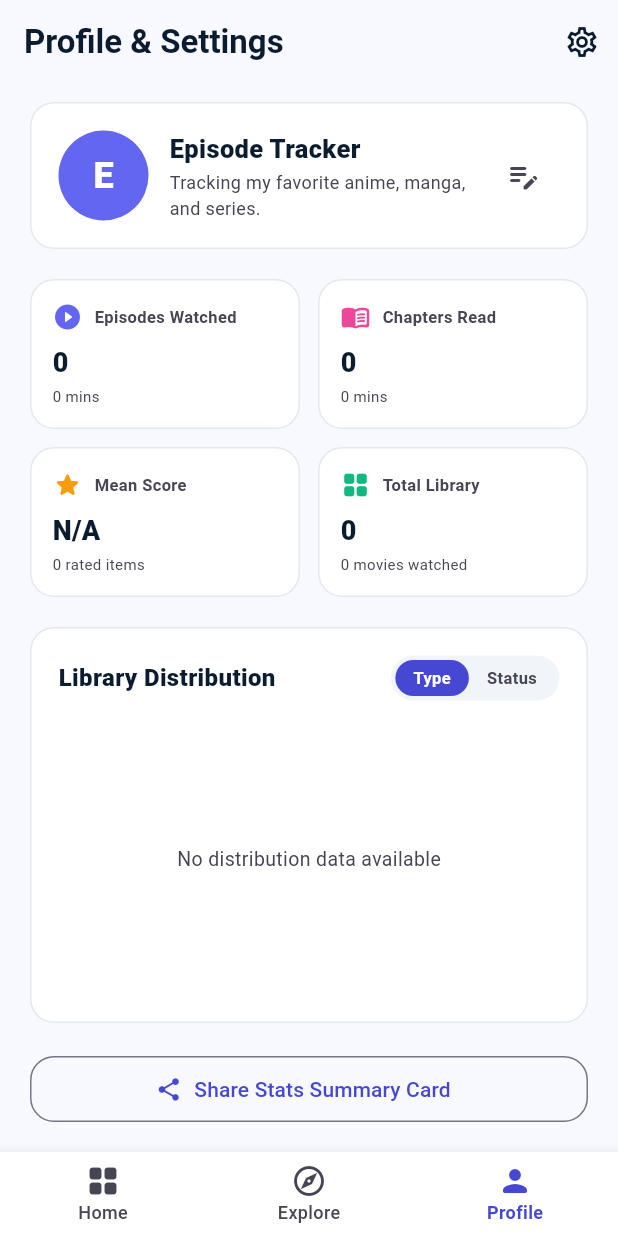
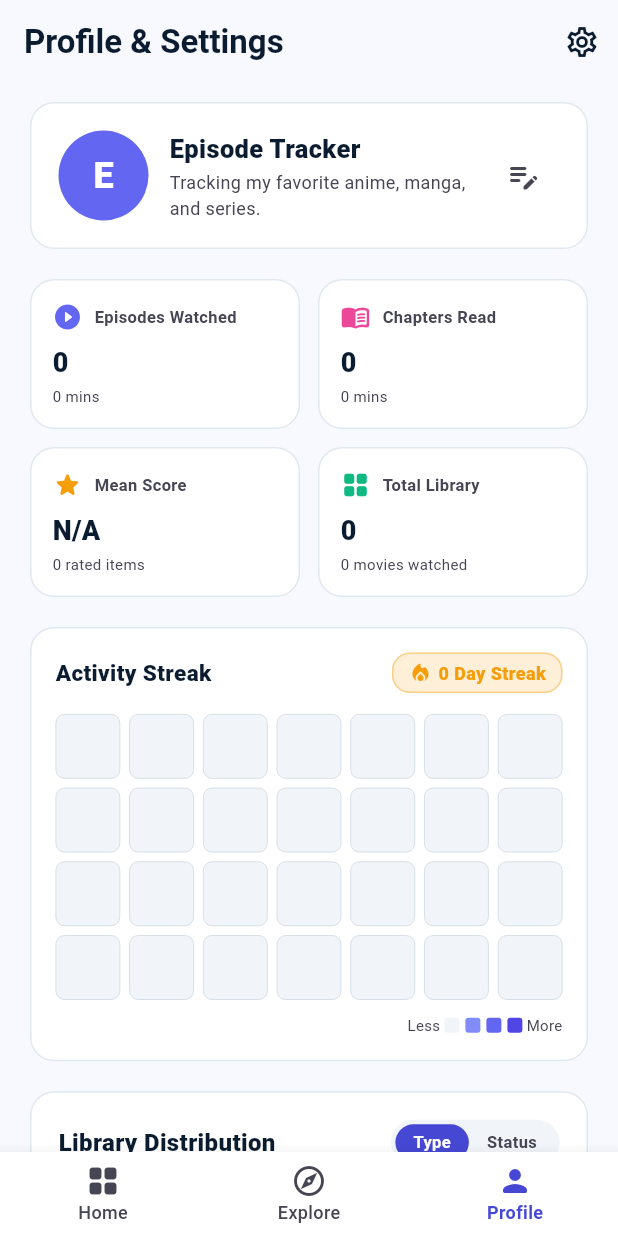
Before and after one commit to younes-qasempour/Episode, a Flutter app: the screen it shows after launch, item 3 of the bottom bar chosen, on a phone screen of 412 x 824 dp. Run offline on Flutter 3.47's test engine with Material 3 defaults, Android fonts, the phone set to English and light mode, and no system bars; our stand-ins replace connectivity_plus, device_info_plus, flutter_secure_storage, package_info_plus, shared_preferences, web; missing offline and left inert: dart:js_interop; accounts and stored records are empty; network calls fail; Roboto replaces fonts that are missing (Be Vietnam Pro, Plus Jakarta Sans).

Commit message:
feat: add smart collections, binge mode (+5/+10), activity streak heatmap, hero transitions, and shimmer skeleton

```diff
--- /dev/null
+++ b/lib/models/activity_log_entry.dart
@@ -0,0 +1,102 @@
+import 'dart:convert';
+
+/// Represents a single activity log entry recorded when progress is updated.
+class ActivityLogEntry {
+  final String id;
+  final String itemId;
+  final String itemTitle;
+  final String mediaType;
+  final int progressDelta;
+  final DateTime timestamp;
+
+  const ActivityLogEntry({
+    required this.id,
+    required this.itemId,
+    required this.itemTitle,
+    required this.mediaType,
+    required this.progressDelta,
+    required this.timestamp,
+  });
+
+  Map<String, dynamic> toJson() {
+    return {
+      'id': id,
+      'itemId': itemId,
+      'itemTitle': itemTitle,
+      'mediaType': mediaType,
+      'progressDelta': progressDelta,
+      'timestamp': timestamp.toUtc().toIso8601String(),
+    };
+  }
+
+  factory ActivityLogEntry.fromJson(Map<String, dynamic> json) {
+    return ActivityLogEntry(
+      id: json['id']?.toString() ?? '',
+      itemId: json['itemId']?.toString() ?? '',
+      itemTitle: json['itemTitle']?.toString() ?? 'Media Item',
+      mediaType: json['mediaType']?.toString() ?? 'anime',
+      progressDelta: json['progressDelta'] is int ? json['progressDelta'] as int : 1,
+      timestamp: json['timestamp'] != null
+          ? DateTime.tryParse(json['timestamp'].toString())?.toUtc() ?? DateTime.now().toUtc()
+          : DateTime.now().toUtc(),
+    );
+  }
+
+  String encode() => jsonEncode(toJson());
+
+  factory ActivityLogEntry.decode(String raw) {
+    return ActivityLogEntry.fromJson(jsonDecode(raw) as Map<String, dynamic>);
+  }
+}
+
+/// Computes daily contribution heatmap map (Date String -> Activity Count) and current streak.
+class StreakCalculator {
+  static Map<String, int> computeDailyActivity(List<ActivityLogEntry> logs) {
+    final Map<String, int> dailyCounts = {};
+    for (final log in logs) {
+      final key = _dateKey(log.timestamp.toLocal());
+      dailyCounts[key] = (dailyCounts[key] ?? 0) + log.progressDelta;
+    }
+    return dailyCounts;
+  }
+
+  static int calculateCurrentStreak(List<ActivityLogEntry> logs, {DateTime? now}) {
+    if (logs.isEmpty) return 0;
+    final today = now ?? DateTime.now();
+    final daily = computeDailyActivity(logs);
+
+    int streak = 0;
+    DateTime checkDate = today;
+
+    // Check today first; if no activity today, check yesterday
+    final todayKey = _dateKey(today);
+    final yesterdayKey = _dateKey(today.subtract(const Duration(days: 1)));
+
+    if (!daily.containsKey(todayKey) && !daily.containsKey(yesterdayKey)) {
+      return 0;
+    }
+
+    if (!daily.containsKey(todayKey)) {
+      checkDate = today.subtract(const Duration(days: 1));
+    }
+
+    while (true) {
+      final key = _dateKey(checkDate);
+      if (daily.containsKey(key) && daily[key]! > 0) {
+        streak++;
+        checkDate = checkDate.subtract(const Duration(days: 1));
+      } else {
+        break;
+      }
+    }
+
+    return streak;
+  }
+
+  static String _dateKey(DateTime date) {
+    final y = date.year.toString().padLeft(4, '0');
+    final m = date.month.toString().padLeft(2, '0');
+    final d = date.day.toString().padLeft(2, '0');
+    return '$y-$m-$d';
+  }
+}
--- a/lib/screens/main_navigation_screen.dart
+++ b/lib/screens/main_navigation_screen.dart
@@ -1,6 +1,7 @@
 import 'package:flutter/material.dart';
 import '../config/app_config.dart';
 import '../controllers/auth_controller.dart';
+import '../models/activity_log_entry.dart';
 import '../models/media_item.dart';
 import '../models/user_profile_data.dart';
 import '../repositories/auth_repository.dart';
@@ -56,6 +57,7 @@ class _MainNavigationScreenState extends State<MainNavigationScreen> {
 
   List<MediaItem> _items = [];
   UserProfileData _userProfile = const UserProfileData();
+  List<ActivityLogEntry> _activityLogs = [];
   bool _isLoading = true;
   String? _loadError = null;
 
@@ -136,10 +138,12 @@ class _MainNavigationScreenState extends State<MainNavigationScreen> {
     try {
       final loaded = await _storageRepository.loadMediaItems();
       final profile = await _storageRepository.loadUserProfileData();
+      final logs = await _storageRepository.loadActivityLogs();
       if (mounted) {
         setState(() {
           _items = loaded;
           _userProfile = profile;
+          _activityLogs = logs;
           _isLoading = false;
           _loadError = null;
         });
@@ -374,6 +378,7 @@ class _MainNavigationScreenState extends State<MainNavigationScreen> {
         onClearLibrary: _clearLibrary,
         mediaItems: _items,
         userProfile: _userProfile,
+        activityLogs: _activityLogs,
         onProfileUpdated: _saveProfileData,
         onItemTap: _openDetailScreen,
         onIncrementProgress: _incrementProgress,
--- a/lib/screens/profile_tab.dart
+++ b/lib/screens/profile_tab.dart
@@ -1,5 +1,6 @@
 import 'package:flutter/material.dart';
 import '../controllers/auth_controller.dart';
+import '../models/activity_log_entry.dart';
 import '../models/media_item.dart';
 import '../models/user_profile_data.dart';
 import '../services/sync_service.dart';
@@ -18,6 +19,7 @@ class ProfileTab extends StatelessWidget {
   final VoidCallback? onClearLibrary;
   final List<MediaItem> mediaItems;
   final UserProfileData userProfile;
+  final List<ActivityLogEntry> activityLogs;
   final ValueChanged<UserProfileData>? onProfileUpdated;
   final ValueChanged<MediaItem>? onItemTap;
   final ValueChanged<String>? onIncrementProgress;
@@ -35,6 +37,7 @@ class ProfileTab extends StatelessWidget {
     this.onClearLibrary,
     this.mediaItems = const [],
     this.userProfile = const UserProfileData(),
+    this.activityLogs = const [],
     this.onProfileUpdated,
     this.onItemTap,
     this.onIncrementProgress,
@@ -158,6 +161,7 @@ class ProfileTab extends StatelessWidget {
           ProfileStatsDashboard(
             mediaItems: mediaItems,
             userProfile: userProfile,
+            activityLogs: activityLogs,
             onProfileUpdated: onProfileUpdated,
             onItemTap: onItemTap,
             onIncrementProgress: onIncrementProgress,
--- a/lib/widgets/profile_stats_dashboard.dart
+++ b/lib/widgets/profile_stats_dashboard.dart
@@ -1,16 +1,19 @@
 import 'package:flutter/material.dart';
 import 'package:flutter/services.dart';
 
+import '../models/activity_log_entry.dart';
 import '../models/library_stats.dart';
 import '../models/media_item.dart';
 import '../models/user_profile_data.dart';
 import '../theme/app_theme.dart';
 import 'donut_chart.dart';
+import 'streak_heatmap.dart';
 
 /// Comprehensive Personal Analytics & Viewing Stats Dashboard.
 class ProfileStatsDashboard extends StatefulWidget {
   final List<MediaItem> mediaItems;
   final UserProfileData userProfile;
+  final List<ActivityLogEntry> activityLogs;
   final ValueChanged<UserProfileData>? onProfileUpdated;
   final ValueChanged<MediaItem>? onItemTap;
   final ValueChanged<String>? onIncrementProgress;
@@ -19,6 +22,7 @@ class ProfileStatsDashboard extends StatefulWidget {
     super.key,
     required this.mediaItems,
     required this.userProfile,
+    this.activityLogs = const [],
     this.onProfileUpdated,
     this.onItemTap,
     this.onIncrementProgress,
@@ -443,6 +447,10 @@ class _ProfileStatsDashboardState extends State<ProfileStatsDashboard> {
             ),
           ],
         ),
+        const SizedBox(height: 20),
+
+        // 3. 30-Day Activity Streak Heatmap
+        StreakHeatmap(activityLogs: widget.activityLogs),
         const SizedBox(height: 20),
 
         // 3. Donut Chart Card (Media Types vs Statuses)
--- /dev/null
+++ b/lib/widgets/streak_heatmap.dart
@@ -0,0 +1,185 @@
+import 'package:flutter/material.dart';
+import '../models/activity_log_entry.dart';
+
+/// 30-Day Contribution Heatmap Grid and Streak Counter.
+class StreakHeatmap extends StatelessWidget {
+  final List<ActivityLogEntry> activityLogs;
+  final int days;
+
+  const StreakHeatmap({
+    super.key,
+    required this.activityLogs,
+    this.days = 28,
+  });
+
+  @override
+  Widget build(BuildContext context) {
+    final theme = Theme.of(context);
+    final isDark = theme.brightness == Brightness.dark;
+    final dailyMap = StreakCalculator.computeDailyActivity(activityLogs);
+    final streak = StreakCalculator.calculateCurrentStreak(activityLogs);
+
+    final today = DateTime.now();
+    final startDate = today.subtract(Duration(days: days - 1));
+
+    final dates = List.generate(days, (index) {
+      return startDate.add(Duration(days: index));
+    });
+
+    return Container(
+      padding: const EdgeInsets.all(16),
+      decoration: BoxDecoration(
+        color: theme.cardTheme.color,
+        borderRadius: BorderRadius.circular(16),
+        border: Border.all(
+          color: isDark ? const Color(0xFF263852) : const Color(0xFFE2E8F0),
+        ),
+      ),
+      child: Column(
+        crossAxisAlignment: CrossAxisAlignment.start,
+        children: [
+          Row(
+            mainAxisAlignment: MainAxisAlignment.spaceBetween,
+            children: [
+              Text(
+                'Activity Streak',
+                style: TextStyle(
+                  fontFamily: 'Plus Jakarta Sans',
+                  fontSize: 15,
+                  fontWeight: FontWeight.w800,
+                  color: theme.colorScheme.onSurface,
+                ),
+              ),
+              Container(
+                padding:
+                    const EdgeInsets.symmetric(horizontal: 10, vertical: 4),
+                decoration: BoxDecoration(
+                  color: const Color(0xFFF59E0B).withValues(alpha: 0.16),
+                  borderRadius: BorderRadius.circular(12),
+                  border: Border.all(
+                    color: const Color(0xFFF59E0B).withValues(alpha: 0.4),
+                  ),
+                ),
+                child: Row(
+                  mainAxisSize: MainAxisSize.min,
+                  children: [
+                    const Icon(
+                      Icons.local_fire_department_rounded,
+                      size: 16,
+                      color: Color(0xFFF59E0B),
+                    ),
+                    const SizedBox(width: 4),
+                    Text(
+                      '$streak Day Streak',
+                      style: const TextStyle(
+                        fontFamily: 'Plus Jakarta Sans',
+                        fontSize: 12,
+                        fontWeight: FontWeight.w800,
+                        color: Color(0xFFF59E0B),
+                      ),
+                    ),
+                  ],
+                ),
+              ),
+            ],
+          ),
+          const SizedBox(height: 14),
+
+          // 28-Day Heatmap Grid (4 rows x 7 columns)
+          GridView.builder(
+            shrinkWrap: true,
+            physics: const NeverScrollableScrollPhysics(),
+            itemCount: days,
+            gridDelegate: const SliverGridDelegateWithFixedCrossAxisCount(
+              crossAxisCount: 7,
+              crossAxisSpacing: 6,
+              mainAxisSpacing: 6,
+            ),
+            itemBuilder: (context, index) {
+              final date = dates[index];
+              final dateKey = _dateKey(date);
+              final count = dailyMap[dateKey] ?? 0;
+
+              return Tooltip(
+                message: '$dateKey: $count updates',
+                child: AnimatedContainer(
+                  duration: const Duration(milliseconds: 200),
+                  decoration: BoxDecoration(
+                    color: _getHeatmapColor(count, isDark),
+                    borderRadius: BorderRadius.circular(6),
+                    border: Border.all(
+                      color: isDark
+                          ? const Color(0xFF334155).withValues(alpha: 0.5)
+                          : const Color(0xFFCBD5E1),
+                      width: 0.5,
+                    ),
+                  ),
+                ),
+              );
+            },
+          ),
+          const SizedBox(height: 10),
+          Row(
+            mainAxisAlignment: MainAxisAlignment.end,
+            children: [
+              Text(
+                'Less ',
+                style: TextStyle(
+                  fontFamily: 'Be Vietnam Pro',
+                  fontSize: 10,
+                  color: theme.colorScheme.onSurfaceVariant,
+                ),
+              ),
+              _buildLegendBox(_getHeatmapColor(0, isDark)),
+              const SizedBox(width: 4),
+              _buildLegendBox(_getHeatmapColor(1, isDark)),
+              const SizedBox(width: 4),
+              _buildLegendBox(_getHeatmapColor(4, isDark)),
+              const SizedBox(width: 4),
+              _buildLegendBox(_getHeatmapColor(8, isDark)),
+              Text(
+                ' More',
+                style: TextStyle(
+                  fontFamily: 'Be Vietnam Pro',
+                  fontSize: 10,
+                  color: theme.colorScheme.onSurfaceVariant,
+                ),
+              ),
+            ],
+          ),
+        ],
+      ),
+    );
+  }
+
+  Widget _buildLegendBox(Color color) {
+    return Container(
+      width: 10,
+      height: 10,
+      decoration: BoxDecoration(
+        color: color,
+        borderRadius: BorderRadius.circular(2),
+      ),
+    );
+  }
+
+  Color _getHeatmapColor(int count, bool isDark) {
+    if (count <= 0) {
+      return isDark ? const Color(0xFF1E293B) : const Color(0xFFF1F5F9);
+    }
+    if (count < 3) {
+      return const Color(0xFF818CF8); // Soft Violet
+    }
+    if (count < 7) {
+      return const Color(0xFF6366F1); // Medium Indigo
+    }
+    return const Color(0xFF4F46E5); // Deep Indigo
+  }
+
+  String _dateKey(DateTime date) {
+    final y = date.year.toString().padLeft(4, '0');
+    final m = date.month.toString().padLeft(2, '0');
+    final d = date.day.toString().padLeft(2, '0');
+    return '$y-$m-$d';
+  }
+}
```
Also changed, not shown: lib/repositories/local_storage_repository.dart (+59 -0 lines), lib/screens/home_tab.dart (+17 -1 lines), lib/screens/media_detail_screen.dart (+48 -1 lines), lib/screens/search_tab.dart (+3 -17 lines), lib/widgets/media_card.dart (+10 -5 lines), lib/widgets/shimmer_skeleton.dart (added, +136 -0 lines), 4 other files.
